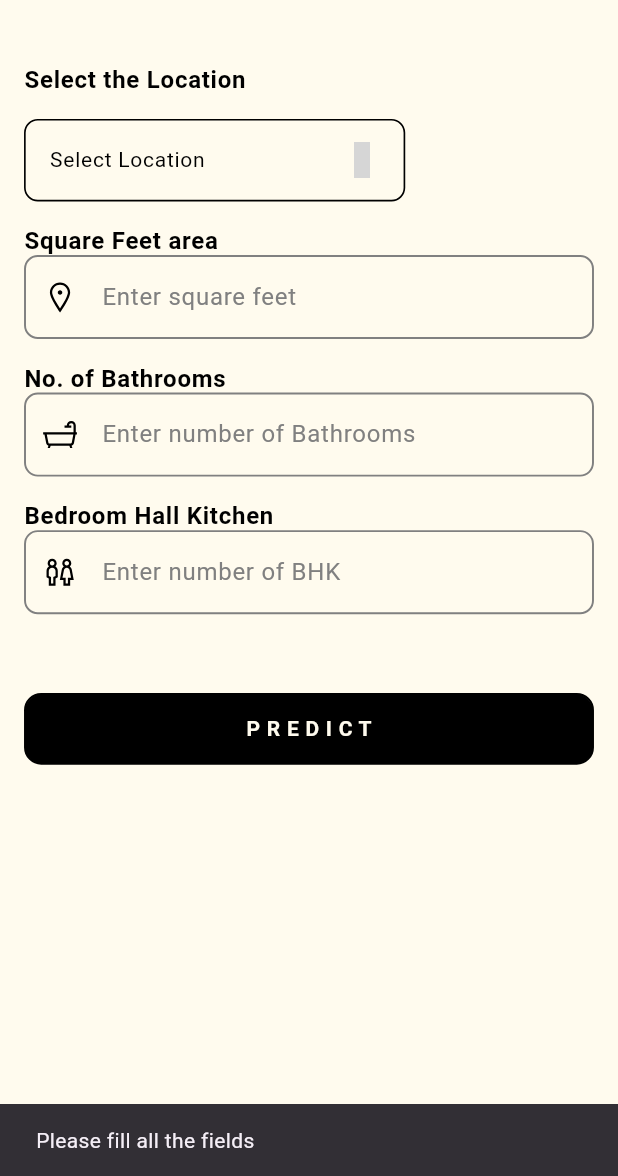
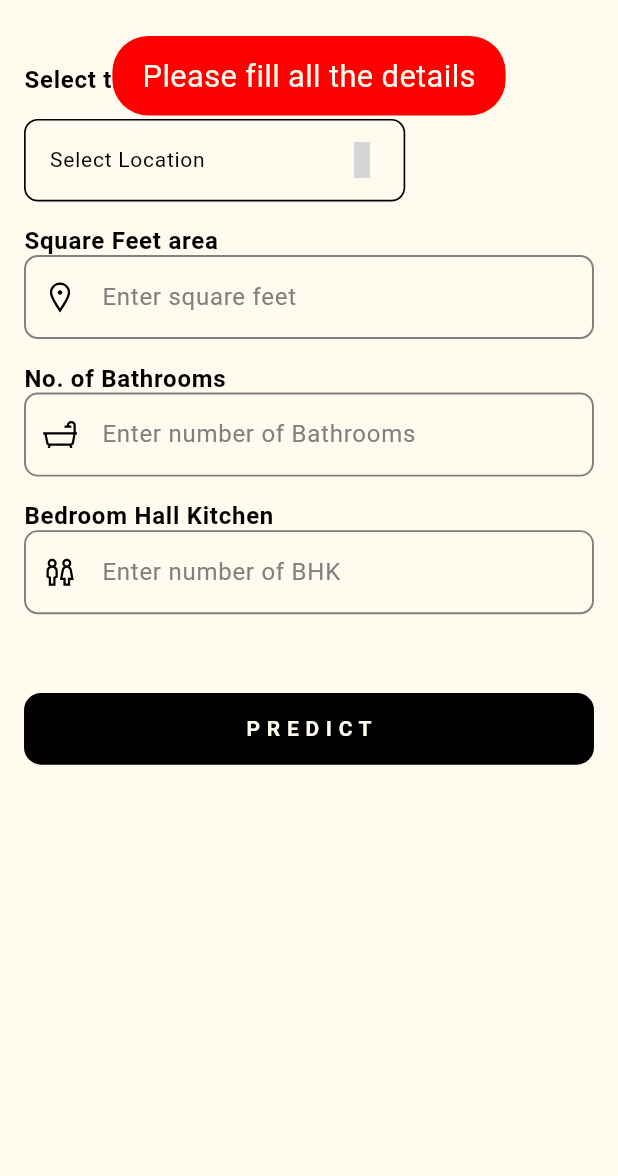
Before and after one commit to Dev-Narola/Bengaluru-House-Price-Prediction-Frontend, a Flutter app: the screen it shows after launch, after a tap on "P R E D I C T", on a phone screen of 412 x 824 dp, the part 60-1236 px from its top. Run offline on Flutter 3.47's test engine with Material 3 defaults, Android fonts, the phone set to English and light mode, and no system bars; our stand-ins replace flutter_screenutil, fluttertoast, get, line_icons; grey boxes are pictures that could not be loaded.

Commit message:
ui changes

```diff
--- a/lib/home_screen.dart
+++ b/lib/home_screen.dart
@@ -8,6 +8,7 @@ import 'package:bhpp/reusable_textfield.dart';
 import 'package:flutter/material.dart';
 import 'package:flutter_screenutil/flutter_screenutil.dart';
 import 'package:line_icons/line_icons.dart';
+import 'package:fluttertoast/fluttertoast.dart';
 
 class HomeScreen extends StatefulWidget {
   const HomeScreen({super.key});
@@ -150,8 +151,31 @@ class _HomeScreenState extends State<HomeScreen> {
         if (_isFormValid()) {
           await _handlePrediction(context);
         } else {
-          ScaffoldMessenger.of(context).showSnackBar(
-            const SnackBar(content: Text("Please fill all the fields")),
+          // ScaffoldMessenger.of(context).showSnackBar(
+          //   SnackBar(
+          //     dismissDirection: DismissDirection.up,
+          //     duration: const Duration(milliseconds: 1000),
+          //     backgroundColor: Colors.grey,
+          //     margin: EdgeInsets.only(
+          //         bottom: MediaQuery.of(context).size.height - 100,
+          //         left: 10,
+          //         right: 10),
+          //     behavior: SnackBarBehavior.floating,
+          //     content: Text(
+          //       "Please fill all the details",
+          //       style: const TextStyle(
+          //         fontSize: 20,
+          //       ),
+          //     ),
+          //   ),
+          // );
+          Fluttertoast.showToast(
+            msg: "Please fill all the details",
+            backgroundColor: Kred,
+            textColor: Koffwhite,
+            toastLength: Toast.LENGTH_SHORT,
+            gravity: ToastGravity.TOP,
+            fontSize: 18.sp,
           );
         }
       },
--- a/pubspec.yaml
+++ b/pubspec.yaml
@@ -52,6 +52,7 @@ dev_dependencies:
   line_icons: ^2.0.3
   http: ^1.2.2
   flutter_launcher_icons: ^0.13.1
+  fluttertoast: ^8.2.8
 
 flutter_launcher_icons:
   android: "launcher_icon"
```
Also changed, not shown: pubspec.lock.
